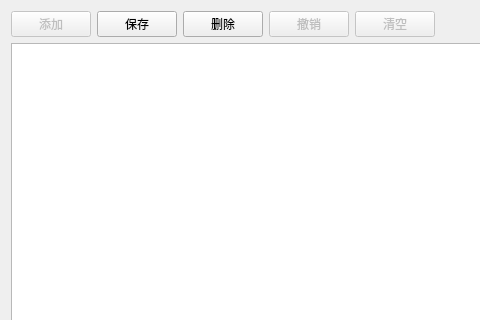
nealwang123/template2, file src/app/view/businessform/algorithmparadelegate.ui: the form before one commit; both pictures show x 0 to 480 and y 0 to 320 of the 626 by 553 pixel window.
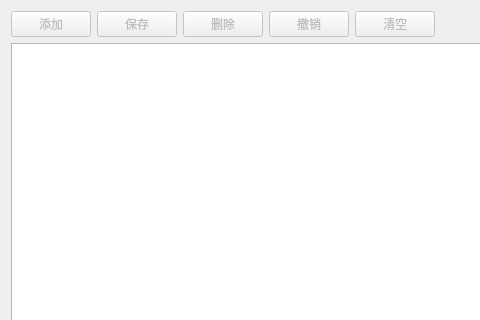
The form after the commit. Icons and pictures are not drawn.

```diff
--- a/src/app/view/businessform/algorithmparadelegate.ui
+++ b/src/app/view/businessform/algorithmparadelegate.ui
@@ -58,7 +58,7 @@
       <item>
        <widget class="QPushButton" name="btnSave">
         <property name="enabled">
-         <bool>true</bool>
+         <bool>false</bool>
         </property>
         <property name="minimumSize">
          <size>
@@ -84,7 +84,7 @@
       <item>
        <widget class="QPushButton" name="btnDelete">
         <property name="enabled">
-         <bool>true</bool>
+         <bool>false</bool>
         </property>
         <property name="minimumSize">
          <size>
```
